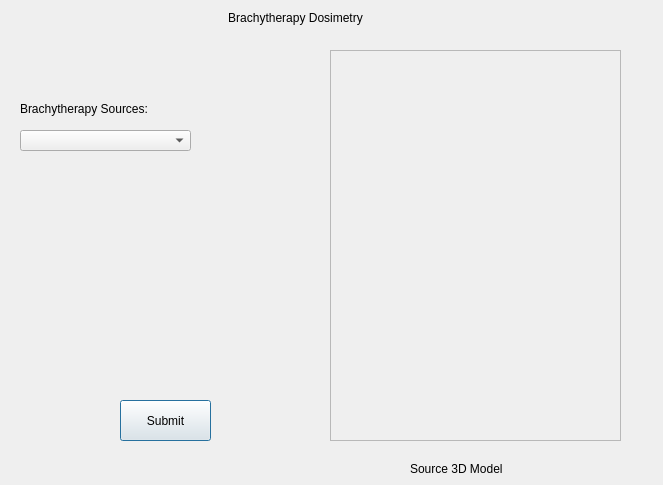
Afrodith/Error-Dosi, file forms/Brachytherapy.ui: the form before one commit.
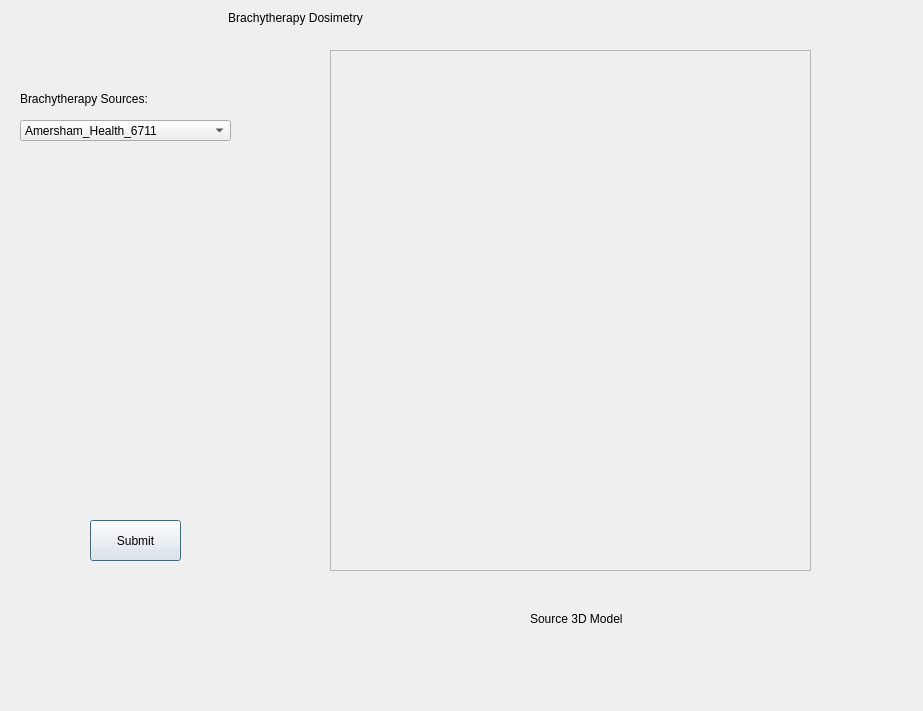
The form after the commit. Custom widgets are drawn as their Qt base class.

Commit message: Stage NMDosimetry ready without dose in images. CTDosimetry report neaded and dose extraction. Brachytherapy just put the 3d viewer.

The edit to the form file:
```diff
--- a/forms/Brachytherapy.ui
+++ b/forms/Brachytherapy.ui
@@ -6,8 +6,8 @@
    <rect>
     <x>0</x>
     <y>0</y>
-    <width>663</width>
-    <height>485</height>
+    <width>923</width>
+    <height>711</height>
    </rect>
   </property>
   <property name="sizePolicy">
@@ -22,8 +22,8 @@
   <widget class="QPushButton" name="pushButton">
    <property name="geometry">
     <rect>
-     <x>120</x>
-     <y>400</y>
+     <x>90</x>
+     <y>520</y>
      <width>91</width>
      <height>41</height>
     </rect>
@@ -36,11 +36,41 @@
    <property name="geometry">
     <rect>
      <x>20</x>
-     <y>130</y>
-     <width>171</width>
+     <y>120</y>
+     <width>211</width>
      <height>21</height>
     </rect>
    </property>
+   <item>
+    <property name="text">
+     <string>Amersham_Health_6711</string>
+    </property>
+   </item>
+   <item>
+    <property name="text">
+     <string>Bebig_Theragenics</string>
+    </property>
+   </item>
+   <item>
+    <property name="text">
+     <string>M-19_HDR</string>
+    </property>
+   </item>
+   <item>
+    <property name="text">
+     <string>Nucletron_mHDR-v1</string>
+    </property>
+   </item>
+   <item>
+    <property name="text">
+     <string>Nucletron_mPDR-v2</string>
+    </property>
+   </item>
+   <item>
+    <property name="text">
+     <string>Varian_VS2000</string>
+    </property>
+   </item>
   </widget>
   <widget class="QLabel" name="label">
    <property name="geometry">
@@ -59,7 +89,7 @@
    <property name="geometry">
     <rect>
      <x>20</x>
-     <y>100</y>
+     <y>90</y>
      <width>171</width>
      <height>17</height>
     </rect>
@@ -71,8 +101,8 @@
   <widget class="QLabel" name="label_3">
    <property name="geometry">
     <rect>
-     <x>410</x>
-     <y>460</y>
+     <x>530</x>
+     <y>610</y>
      <width>131</width>
      <height>17</height>
     </rect>
@@ -86,8 +116,8 @@
     <rect>
      <x>330</x>
      <y>50</y>
-     <width>291</width>
-     <height>391</height>
+     <width>481</width>
+     <height>521</height>
     </rect>
    </property>
    <property name="frameShape">
```
The commit also changes 1443 other files.
